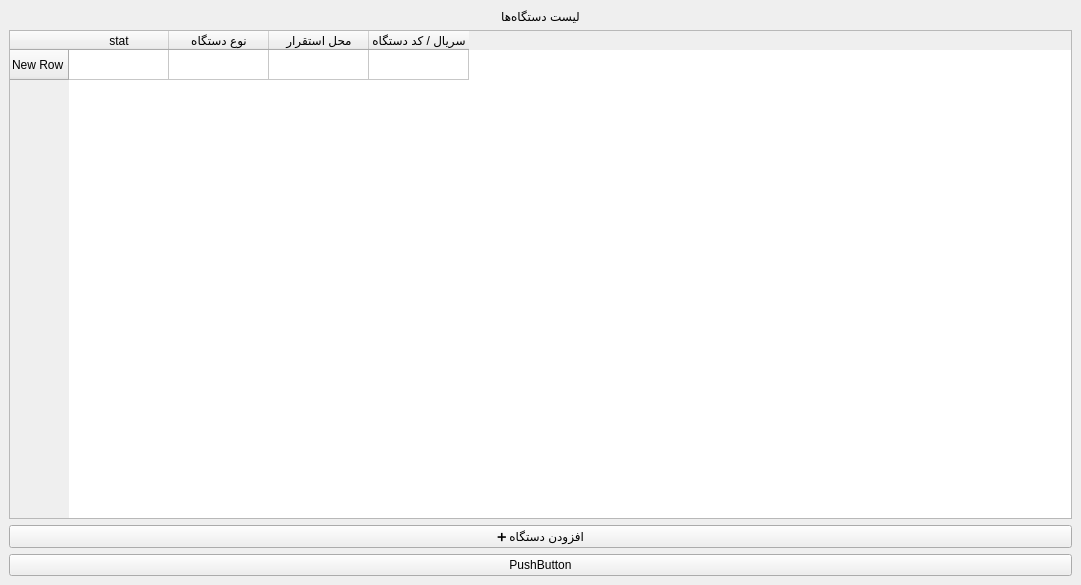
Above: main_window.ui from Ah00ra/CMMS before the change. Below: the same form after it.
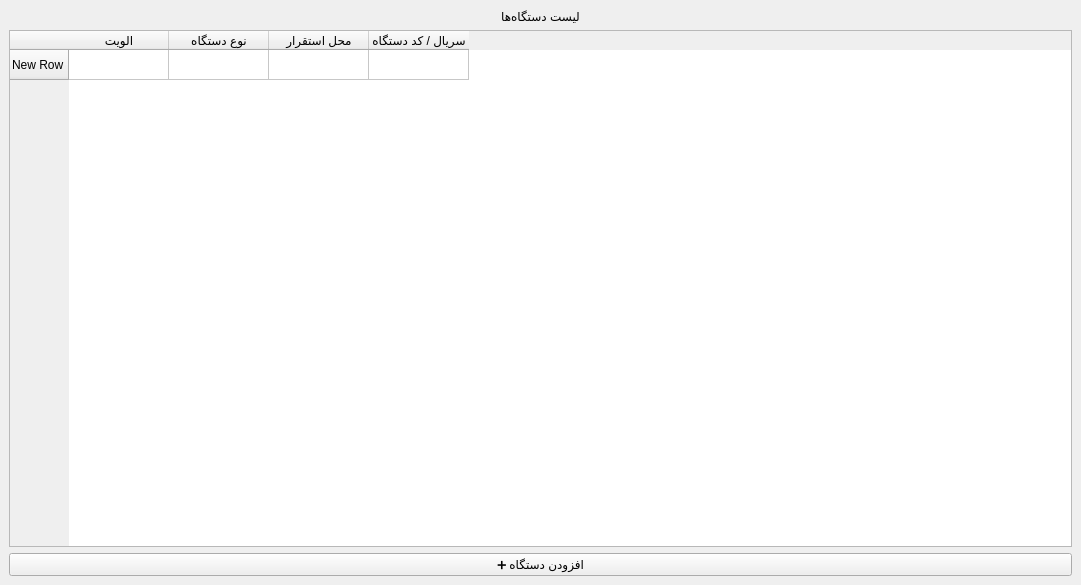
That is the form after the change.

Patch:
```diff
--- a/main_window.ui
+++ b/main_window.ui
@@ -46,7 +46,7 @@
       </row>
       <column>
        <property name="text">
-        <string>stat</string>
+        <string>الویت</string>
        </property>
       </column>
       <column>
@@ -73,13 +73,6 @@
       </property>
      </widget>
     </item>
-    <item>
-     <widget class="QPushButton" name="refreshBut">
-      <property name="text">
-       <string>PushButton</string>
-      </property>
-     </widget>
-    </item>
    </layout>
   </widget>
  </widget>
```
